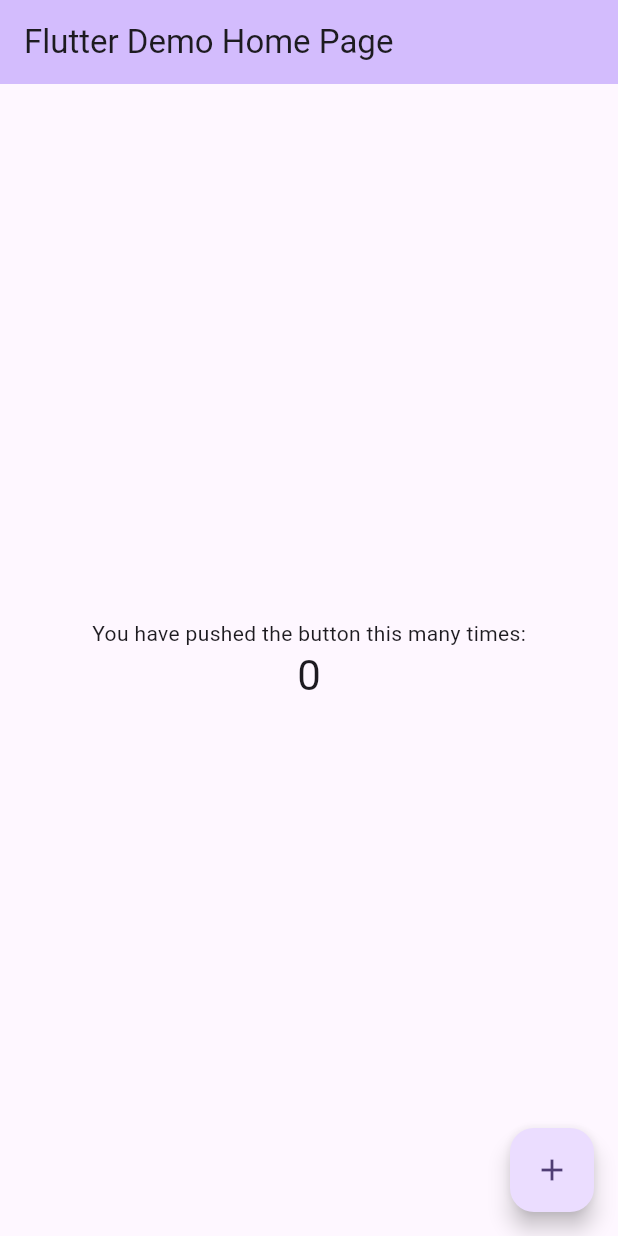
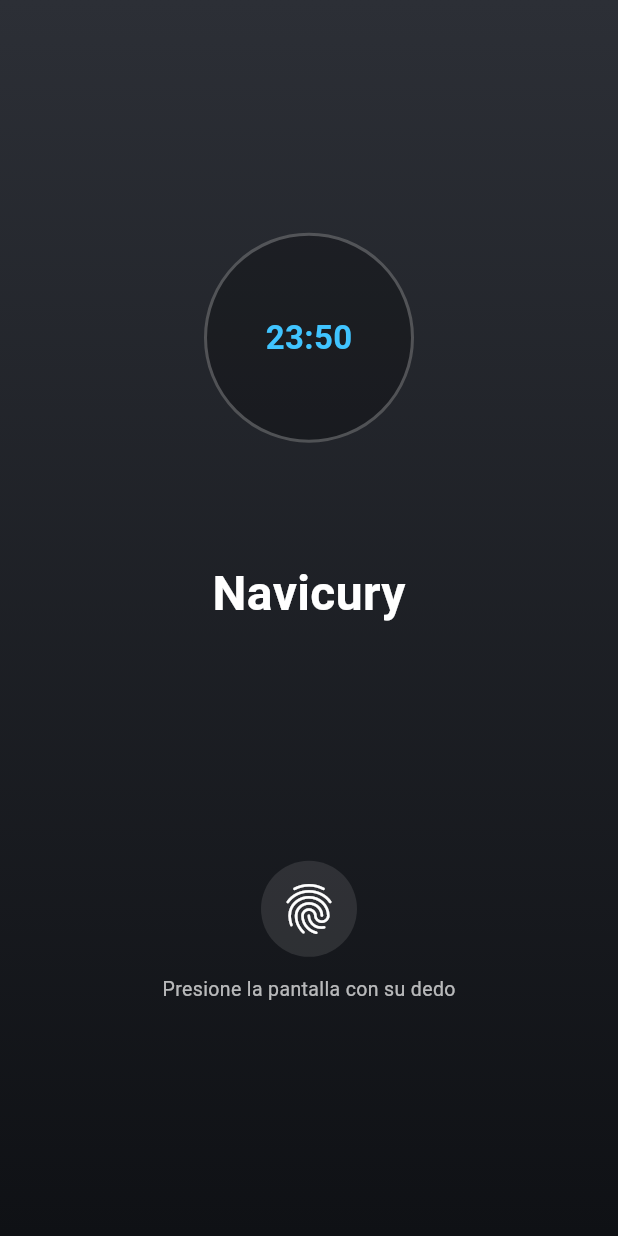
Before and after one commit to RzCrytek/flutter-primera-app, a Flutter app: the screen it shows after launch, on a phone screen of 412 x 824 dp. Run offline on Flutter 3.47's test engine with Material 3 defaults, Android fonts, the light colour scheme and no system bars; our stand-ins replace go_router.

Commit message:
feat: agrego app de navegacion, home, detalle, espacio, equipos, apagado/encendido

```diff
--- a/lib/main.dart
+++ b/lib/main.dart
@@ -1,7 +1,38 @@
 import 'package:flutter/material.dart';
+import 'package:proyectos/router/app_router.dart';
 
 void main() {
-  runApp(const MyApp());
+  runApp(const NavicuryApp());
+}
+
+class NavicuryApp extends StatelessWidget {
+  const NavicuryApp({super.key});
+
+  @override
+  Widget build(BuildContext context) {
+    const primaryBlue = Color(0xFF14213D);
+
+    return MaterialApp.router(
+      title: 'Navicury',
+      debugShowCheckedModeBanner: false,
+      theme: ThemeData(
+        useMaterial3: true,
+        colorScheme: ColorScheme.fromSeed(
+          seedColor: primaryBlue,
+          primary: primaryBlue,
+        ),
+        scaffoldBackgroundColor: const Color(0xFFF5F6F8),
+        appBarTheme: const AppBarTheme(
+          backgroundColor: primaryBlue,
+          foregroundColor: Colors.white,
+          elevation: 0,
+          centerTitle: true,
+        ),
+        fontFamily: 'Roboto',
+      ),
+      routerConfig: appRouter,
+    );
+  }
 }
 
 class MyApp extends StatelessWidget {
--- /dev/null
+++ b/lib/pages/home_page.dart
@@ -0,0 +1,86 @@
+import 'package:flutter/material.dart';
+import 'package:go_router/go_router.dart';
+import '../router/app_router.dart';
+
+class HomePage extends StatelessWidget {
+  const HomePage({super.key});
+
+  void _goToSpaces(BuildContext context) {
+    context.goNamed(AppRoutes.homeDetail);
+  }
+
+  @override
+  Widget build(BuildContext context) {
+    return Scaffold(
+      body: Container(
+        width: double.infinity,
+        height: double.infinity,
+        decoration: const BoxDecoration(
+          gradient: LinearGradient(
+            begin: Alignment.topCenter,
+            end: Alignment.bottomCenter,
+            colors: [Color(0xFF2C2F36), Color(0xFF0F1115)],
+          ),
+        ),
+        child: SafeArea(
+          child: Column(
+            children: [
+              const Spacer(flex: 2),
+              Container(
+                width: 140,
+                height: 140,
+                decoration: BoxDecoration(
+                  shape: BoxShape.circle,
+                  border: Border.all(color: Colors.white24, width: 2),
+                  color: Colors.black26,
+                ),
+                child: const Center(
+                  child: Text(
+                    '23:50',
+                    style: TextStyle(
+                      color: Colors.lightBlueAccent,
+                      fontSize: 22,
+                      fontWeight: FontWeight.w600,
+                    ),
+                  ),
+                ),
+              ),
+              const Spacer(flex: 1),
+              const Text(
+                'Navicury',
+                style: TextStyle(
+                  color: Colors.white,
+                  fontSize: 32,
+                  fontWeight: FontWeight.bold,
+                ),
+              ),
+              const Spacer(flex: 2),
+              GestureDetector(
+                onTap: () => _goToSpaces(context),
+                child: Container(
+                  width: 64,
+                  height: 64,
+                  decoration: const BoxDecoration(
+                    shape: BoxShape.circle,
+                    color: Colors.white10,
+                  ),
+                  child: const Icon(
+                    Icons.fingerprint,
+                    color: Colors.white,
+                    size: 40,
+                  ),
+                ),
+              ),
+              const SizedBox(height: 12),
+              const Text(
+                'Presione la pantalla con su dedo',
+                style: TextStyle(color: Colors.white70, fontSize: 13),
+              ),
+              const Spacer(flex: 2),
+            ],
+          ),
+        ),
+      ),
+    );
+  }
+}
--- /dev/null
+++ b/lib/router/app_router.dart
@@ -0,0 +1,45 @@
+import 'package:go_router/go_router.dart';
+import '../models/device.dart';
+import '../pages/home_page.dart';
+import '../pages/home_detail_page.dart';
+import '../pages/adjust_space_page.dart';
+import '../pages/device_detail_page.dart';
+
+class AppRoutes {
+  static const home = 'home';
+  static const homeDetail = 'spaces';
+  static const adjustSpace = 'adjust_space';
+  static const device = 'device';
+}
+
+final GoRouter appRouter = GoRouter(
+  initialLocation: '/',
+  routes: [
+    GoRoute(
+      path: '/',
+      name: AppRoutes.home,
+      builder: (context, state) => const HomePage(),
+    ),
+    GoRoute(
+      path: '/spaces',
+      name: AppRoutes.homeDetail,
+      builder: (context, state) => const HomeDetailPage(),
+    ),
+    GoRoute(
+      path: '/spaces/:label/adjust',
+      name: AppRoutes.adjustSpace,
+      builder: (context, state) {
+        final spaceLabel = state.pathParameters['label']!;
+        return AdjustSpacePage(spaceLabel: spaceLabel);
+      },
+    ),
+    GoRoute(
+      path: '/device/:id',
+      name: AppRoutes.device,
+      builder: (context, state) {
+        final device = state.extra as Device;
+        return DeviceDetailPage(device: device);
+      },
+    ),
+  ],
+);
--- a/pubspec.yaml
+++ b/pubspec.yaml
@@ -2,7 +2,7 @@ name: proyectos
 description: "A new Flutter project."
 # The following line prevents the package from being accidentally published to
 # pub.dev using `flutter pub publish`. This is preferred for private packages.
-publish_to: 'none' # Remove this line if you wish to publish to pub.dev
+publish_to: "none" # Remove this line if you wish to publish to pub.dev
 
 # The following defines the version and build number for your application.
 # A version number is three numbers separated by dots, like 1.2.43
@@ -34,6 +34,7 @@ dependencies:
   # The following adds the Cupertino Icons font to your application.
   # Use with the CupertinoIcons class for iOS style icons.
   cupertino_icons: ^1.0.8
+  go_router: ^18.0.1
 
 dev_dependencies:
   flutter_test:
@@ -51,7 +52,6 @@ dev_dependencies:
 
 # The following section is specific to Flutter packages.
 flutter:
-
   # The following line ensures that the Material Icons font is
   # included with your application, so that you can use the icons in
   # the material Icons class.
```
Also changed, not shown: lib/models/device.dart (added, +68 -0 lines), lib/pages/adjust_space_page.dart (added, +129 -0 lines), lib/pages/device_detail_page.dart (added, +131 -0 lines), lib/pages/home_detail_page.dart (added, +218 -0 lines), pubspec.lock.
